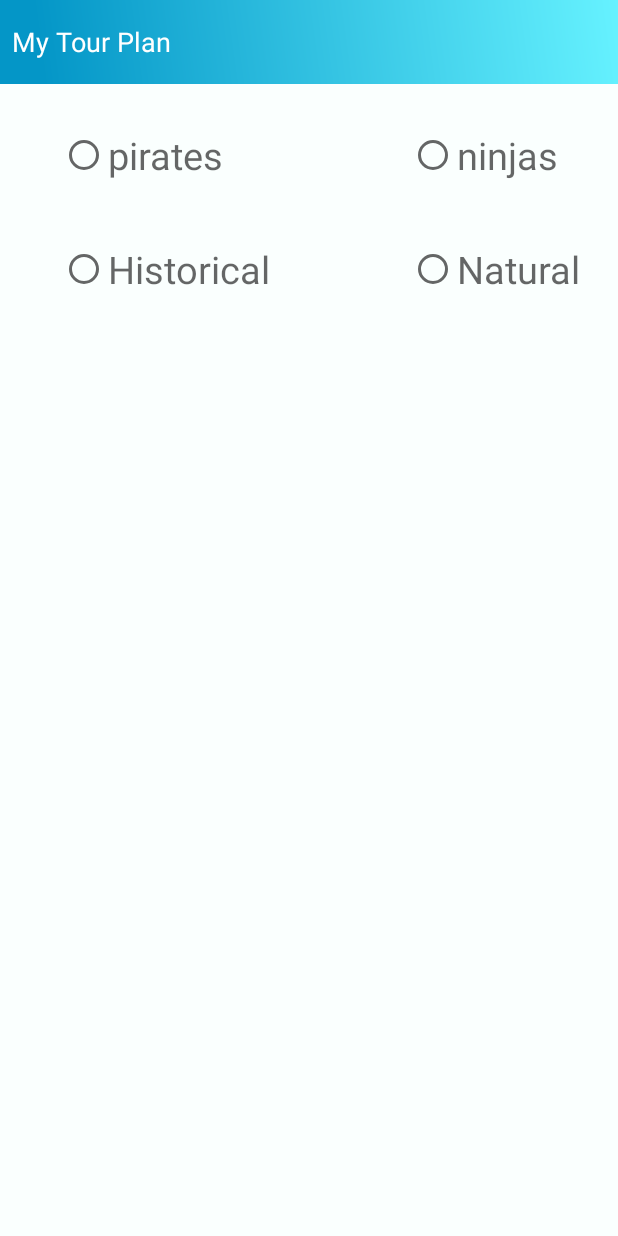
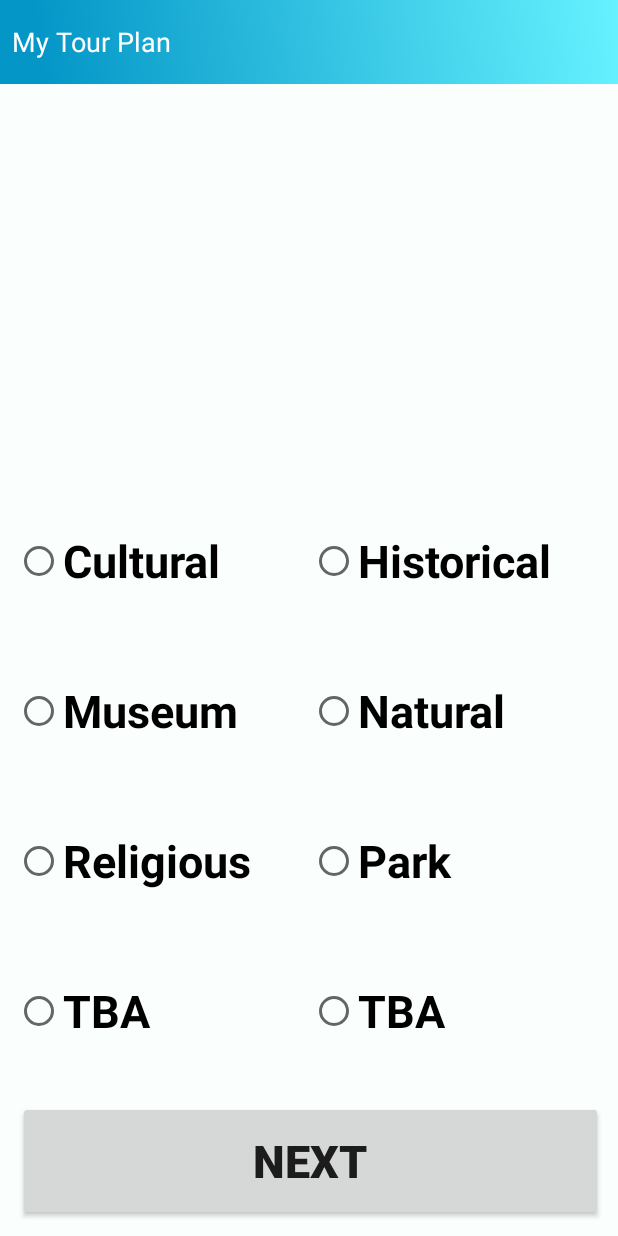
Before and after one commit to rmahbub63/TravelMate, an Android app: the MyTourPlan screen opened directly, with no data from a screen before it, on a phone screen of 412 x 824 dp. Run offline under Robolectric (Android 15) with nearby library versions, the phone set to English and light mode, and no system bars; 2 statements that could not run were skipped.

Commit message:
xml of MyTourPlan

```diff
--- a/app/src/main/res/layout/activity_my_tour_plan.xml
+++ b/app/src/main/res/layout/activity_my_tour_plan.xml
@@ -24,53 +24,163 @@
             style="@style/Base.TextAppearance.AppCompat.Medium"/>
     </LinearLayout>
 
+    <LinearLayout
+        android:layout_below="@+id/linear_layout"
+        android:layout_width="match_parent"
+        android:layout_height="match_parent"
+        android:gravity="bottom"
+        android:orientation="vertical"
+        >
+
+    <LinearLayout
+        android:layout_width="match_parent"
+        android:layout_height="wrap_content"
+        android:orientation="horizontal"
+        android:padding="10dp">
+
         <RadioButton
-        android:id="@+id/radio_pirates"
-        android:layout_below="@+id/linear_layout"
-        android:layout_width="wrap_content"
+            android:id="@+id/buttonCulturalEvent"
+            android:layout_width="150dp"
             android:layout_height="wrap_content"
-        android:textSize="25sp"
-        android:layout_marginTop="30dp"
-        android:text="pirates"
-        android:layout_marginLeft="40dp"
-        style="@style/Base.TextAppearance.AppCompat.Medium"
+            android:text="Cultural"
+            android:layout_weight="1"
+            android:textSize="30sp"
+            android:textStyle="bold"
+            android:minHeight="80dp"
             />
 
         <RadioButton
-        android:id="@+id/radio_ninjas"
-        android:layout_width="wrap_content"
+            android:layout_width="150dp"
             android:layout_height="wrap_content"
-        android:textSize="25sp"
-        android:layout_alignBaseline="@+id/radio_pirates"
-        android:layout_alignBottom="@+id/radio_pirates"
-        android:layout_alignParentEnd="true"
-        android:layout_alignParentRight="true"
-        android:layout_marginRight="40dp"
-        android:text="ninjas"
-        style="@style/Base.TextAppearance.AppCompat.Medium"/>
+            android:id="@+id/buttonHistorical"
+            android:text="Historical"
+            android:layout_marginLeft="2dp"
+            android:layout_weight="1"
+            android:textSize="30sp"
+            android:textStyle="bold"
+            android:minHeight="80dp"
+            />
+
+    </LinearLayout>
+        <LinearLayout
+            android:layout_width="match_parent"
+            android:layout_height="wrap_content"
+            android:orientation="horizontal"
+            android:padding="10dp">
 
             <RadioButton
-        android:id="@+id/radioHistorical"
-        style="@style/Base.TextAppearance.AppCompat.Medium"
-        android:layout_width="wrap_content"
+                android:id="@+id/buttonMuseum"
+                android:layout_width="150dp"
                 android:layout_height="wrap_content"
-        android:layout_alignLeft="@+id/radio_pirates"
-        android:layout_alignStart="@+id/radio_pirates"
-        android:layout_below="@+id/radio_pirates"
-        android:layout_marginTop="41dp"
-        android:text="Historical"
-        android:textSize="25sp" />
+                android:text="Museum"
+                android:layout_weight="1"
+                android:textSize="30sp"
+                android:textStyle="bold"
+                android:minHeight="80dp"
+                />
 
             <RadioButton
-        android:id="@+id/radioNatural"
-        style="@style/Base.TextAppearance.AppCompat.Medium"
-        android:layout_width="wrap_content"
+                android:layout_width="150dp"
                 android:layout_height="wrap_content"
-        android:layout_alignBaseline="@+id/radioHistorical"
-        android:layout_alignBottom="@+id/radioHistorical"
-        android:layout_alignLeft="@+id/radio_ninjas"
-        android:layout_alignStart="@+id/radio_ninjas"
+                android:id="@+id/buttonNatural"
                 android:text="Natural"
-        android:textSize="25sp" />
+                android:layout_marginLeft="2dp"
+                android:layout_weight="1"
+                android:textSize="30sp"
+                android:textStyle="bold"
+                android:minHeight="80dp"
+                />
+
+
+
+
+        </LinearLayout>
+        <LinearLayout
+            android:layout_width="match_parent"
+            android:layout_height="wrap_content"
+            android:orientation="horizontal"
+            android:padding="10dp">
+
+            <RadioButton
+                android:id="@+id/buttonReliguous"
+                android:layout_width="150dp"
+                android:layout_height="wrap_content"
+                android:text="Religious"
+                android:layout_weight="1"
+                android:textSize="30sp"
+                android:textStyle="bold"
+                android:minHeight="80dp"
+                />
+
+            <RadioButton
+                android:layout_width="150dp"
+                android:layout_height="wrap_content"
+                android:id="@+id/buttonEntertainment"
+                android:text="Park"
+                android:layout_marginLeft="2dp"
+                android:layout_weight="1"
+                android:textSize="30sp"
+                android:textStyle="bold"
+                android:minHeight="80dp"
+                />
+
+        </LinearLayout>
+        <LinearLayout
+            android:layout_width="match_parent"
+            android:layout_height="wrap_content"
+            android:orientation="horizontal"
+            android:padding="10dp">
+
+            <RadioButton
+                android:id="@+id/buttonTBA"
+                android:layout_width="150dp"
+                android:layout_height="wrap_content"
+                android:text="TBA"
+                android:layout_weight="1"
+                android:textSize="30sp"
+                android:textStyle="bold"
+                android:minHeight="80dp"
+                />
+
+            <RadioButton
+                android:layout_width="150dp"
+                android:layout_height="wrap_content"
+                android:id="@+id/buttoTBA"
+                android:text="TBA"
+                android:layout_marginLeft="2dp"
+                android:layout_weight="1"
+                android:textSize="30sp"
+                android:textStyle="bold"
+                android:minHeight="80dp"
+                />
+
+
+
+
+        </LinearLayout>
+        <LinearLayout
+            android:layout_width="match_parent"
+            android:layout_height="wrap_content"
+            android:orientation="horizontal"
+            android:padding="10dp">
+
+
+            <Button
+                android:layout_width="150dp"
+                android:layout_height="wrap_content"
+                android:id="@+id/buttonNext"
+                android:text="NEXT"
+                android:layout_marginLeft="2dp"
+                android:layout_weight="1"
+                android:textSize="30sp"
+                android:textStyle="bold"
+                android:minHeight="80dp"
+                />
+
+
+
+
+        </LinearLayout>
+    </LinearLayout>
 
 </RelativeLayout>
```
Lines whose indentation alone changed are shown as unchanged.
